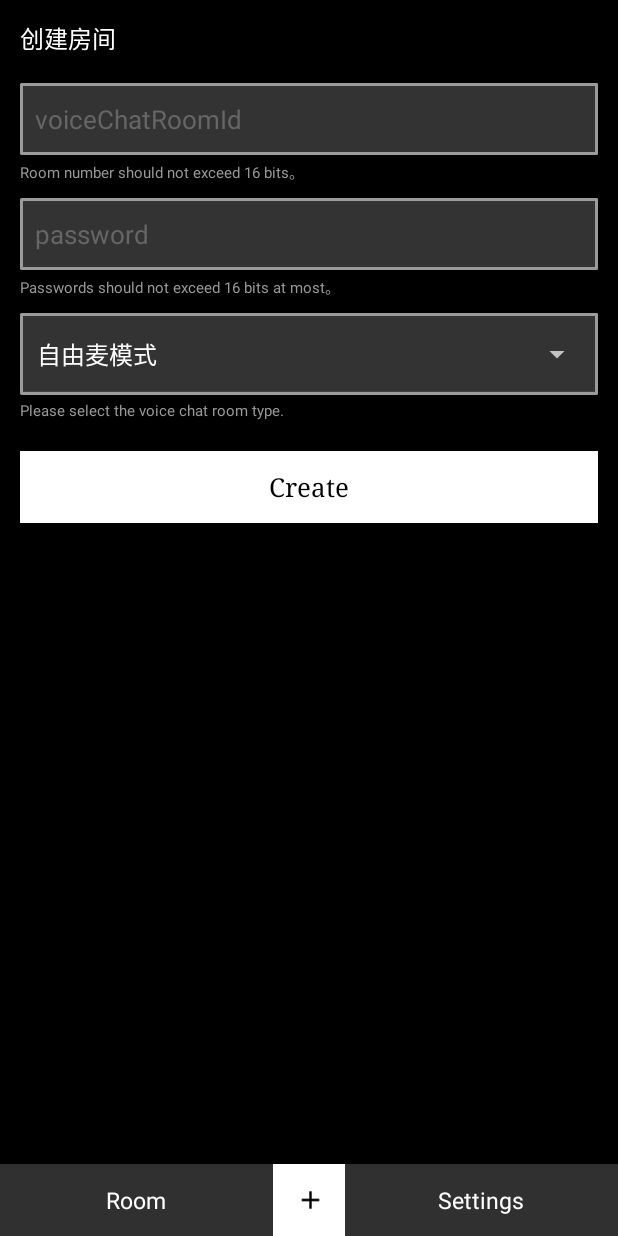
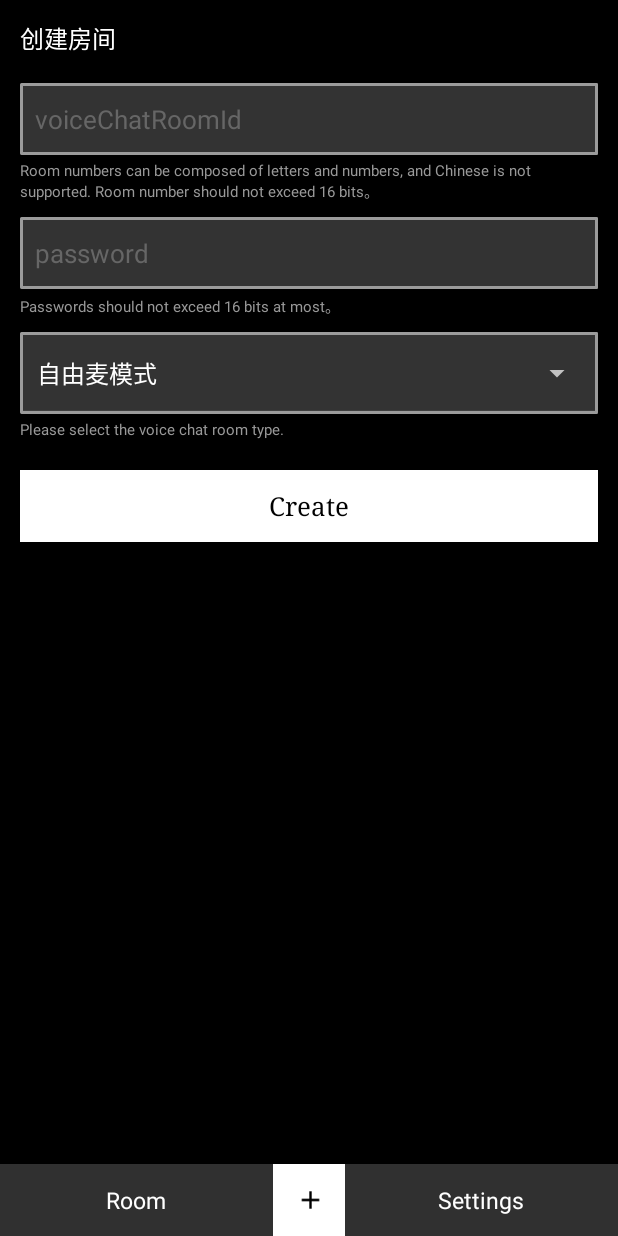
Before and after one commit to easemob/liveroom-android, an Android app: the fragment CreateFragment placed in its activity, on a phone screen of 412 x 824 dp. Run offline under Robolectric (Android 15) with nearby library versions, the phone set to English and light mode, and no system bars; our stand-ins replace Volley; network calls fail; 1 statement that could not run was skipped.

Commit message:
修改创建房间提示信息.

```diff
--- a/app/src/main/res/values/strings.xml
+++ b/app/src/main/res/values/strings.xml
@@ -32,7 +32,7 @@
     <!-- create voice chatroom start -->
     <string name="create_voice_chat_room">Create VoiceChatRoom</string>
     <string name="voice_chatroom_id">voiceChatRoomId</string>
-    <string name="room_number_should_not_exceed_16_bits_at_most">Room number should not exceed 16 bits。</string>
+    <string name="room_number_should_not_exceed_16_bits_at_most">Room numbers can be composed of letters and numbers, and Chinese is not supported. Room number should not exceed 16 bits。</string>
     <string name="password_should_not_exceed_16_bits_at_most">Passwords should not exceed 16 bits at most。</string>
     <string name="room_type_choice">Please select the voice chat room type.</string>
     <string name="create">Create</string>
```
Also changed, not shown: 1 other file.
